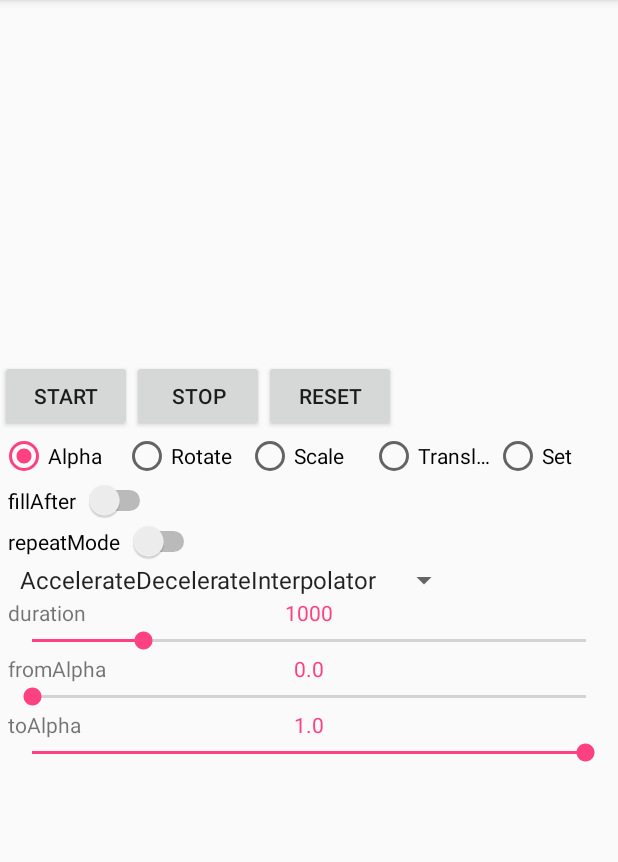
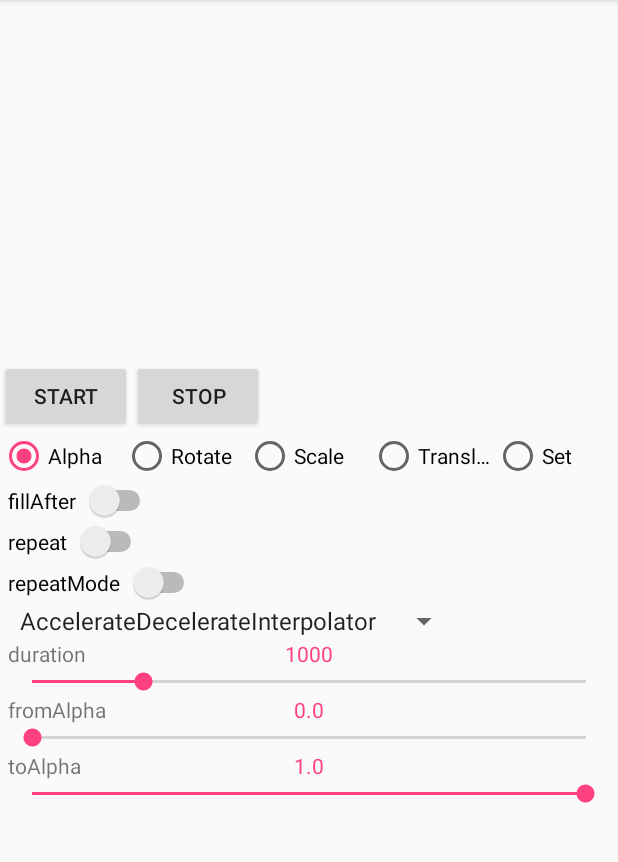
Before and after one commit to xxshhh/android-demo, an Android app: the fragment AnimationTweenFragment placed in its activity, after a tap on "START", on a phone screen of 412 x 824 dp, the part 84-946 px from its top. Run offline under Robolectric (Android 15) with nearby library versions, the light colour scheme and no system bars; our stand-ins replace ButterKnife; libraries missing offline, so code that uses them is left out: com.mikepenz.community_material_typeface_library, com.mikepenz.iconics, com.mikepenz.pixeden_7_stroke_typeface_library; 6 statements that could not run were skipped.

Commit message:
Update code

```diff
--- a/app/src/main/java/com/xxshhh/android/android_demo/function/practice/animation/tween/AnimationTweenFragment.java
+++ b/app/src/main/java/com/xxshhh/android/android_demo/function/practice/animation/tween/AnimationTweenFragment.java
@@ -54,8 +54,6 @@ public class AnimationTweenFragment extends BaseFragment {
     Button mBtnStart;
     @BindView(R.id.btn_stop)
     Button mBtnStop;
-    @BindView(R.id.btn_reset)
-    Button mBtnReset;
     @BindView(R.id.rb_alpha)
     RadioButton mRbAlpha;
     @BindView(R.id.rb_rotate)
@@ -70,7 +68,9 @@ public class AnimationTweenFragment extends BaseFragment {
     RadioGroup mRgTween;
     @BindView(R.id.sw_fillAfter)
     Switch mSwFillAfter;
-    @BindView(R.id.sw_repeatMode)
+    @BindView(R.id.sw_repeat)
+    Switch mSwRepeat;
+    @BindView(R.id.sw_repeat_mode)
     Switch mSwRepeatMode;
     @BindView(R.id.sp_interpolator)
     Spinner mSpInterpolator;
@@ -141,13 +141,6 @@ public class AnimationTweenFragment extends BaseFragment {
                 stopAnimation();
             }
         });
-
-        mBtnReset.setOnClickListener(new View.OnClickListener() {
-            @Override
-            public void onClick(View v) {
-                resetAnimation();
-            }
-        });
     }
 
     private void startAnimation() {
@@ -175,19 +168,23 @@ public class AnimationTweenFragment extends BaseFragment {
             return;
         }
 
-        if (mSwFillAfter == null || mSwRepeatMode == null || mDurationView == null) {
+        if (mSwFillAfter == null || mSwRepeat == null || mSwRepeatMode == null ||
+                mSpInterpolator == null || mDurationView == null) {
             return;
         }
 
         boolean fillAfter = mSwFillAfter.isChecked();
+        boolean repeat = mSwRepeat.isChecked();
         boolean repeatMode = mSwRepeatMode.isChecked();
         int interpolatorPos = mSpInterpolator.getSelectedItemPosition();
         long duration = (long) mDurationView.getValue();
 
         animation.setFillAfter(fillAfter);
+        if (repeat) {
+            animation.setRepeatCount(Animation.INFINITE);
+        }
         if (repeatMode) {
-            animation.setRepeatCount(Animation.INFINITE);
-            animation.setRepeatMode(Animation.INFINITE);
+            animation.setRepeatMode(Animation.REVERSE);
         }
         animation.setInterpolator(getInterpolator(interpolatorPos));
         animation.setDuration(duration);
@@ -197,11 +194,6 @@ public class AnimationTweenFragment extends BaseFragment {
 
     private void stopAnimation() {
         mIvAvatar.clearAnimation();
-    }
-
-    private void resetAnimation() {
-        stopAnimation();
-        resetCheckedId(mRgTween.getCheckedRadioButtonId());
     }
 
     private void initRadioGroup() {
@@ -222,6 +214,7 @@ public class AnimationTweenFragment extends BaseFragment {
 
     private void resetContainerCommon() {
         mSwFillAfter.setChecked(false);
+        mSwRepeat.setChecked(false);
         mSwRepeatMode.setChecked(false);
         mSpInterpolator.setSelection(0);
 
--- a/app/src/main/res/layout/animation_fragment_tween.xml
+++ b/app/src/main/res/layout/animation_fragment_tween.xml
@@ -40,12 +40,6 @@
                 android:layout_width="wrap_content"
                 android:layout_height="wrap_content"
                 android:text="Stop"/>
-
-            <Button
-                android:id="@+id/btn_reset"
-                android:layout_width="wrap_content"
-                android:layout_height="wrap_content"
-                android:text="Reset"/>
 
         </LinearLayout>
 
@@ -113,7 +107,14 @@
                 android:text="fillAfter"/>
 
             <Switch
-                android:id="@+id/sw_repeatMode"
+                android:id="@+id/sw_repeat"
+                android:layout_width="wrap_content"
+                android:layout_height="wrap_content"
+                android:switchPadding="5dp"
+                android:text="repeat"/>
+
+            <Switch
+                android:id="@+id/sw_repeat_mode"
                 android:layout_width="wrap_content"
                 android:layout_height="wrap_content"
                 android:switchPadding="5dp"
```
